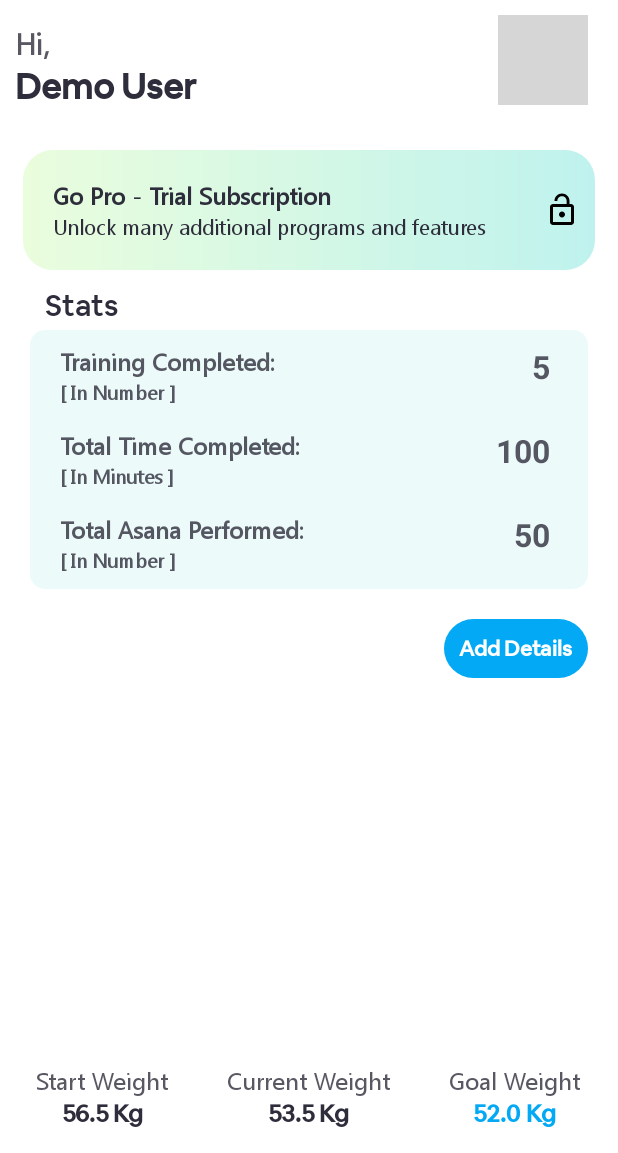
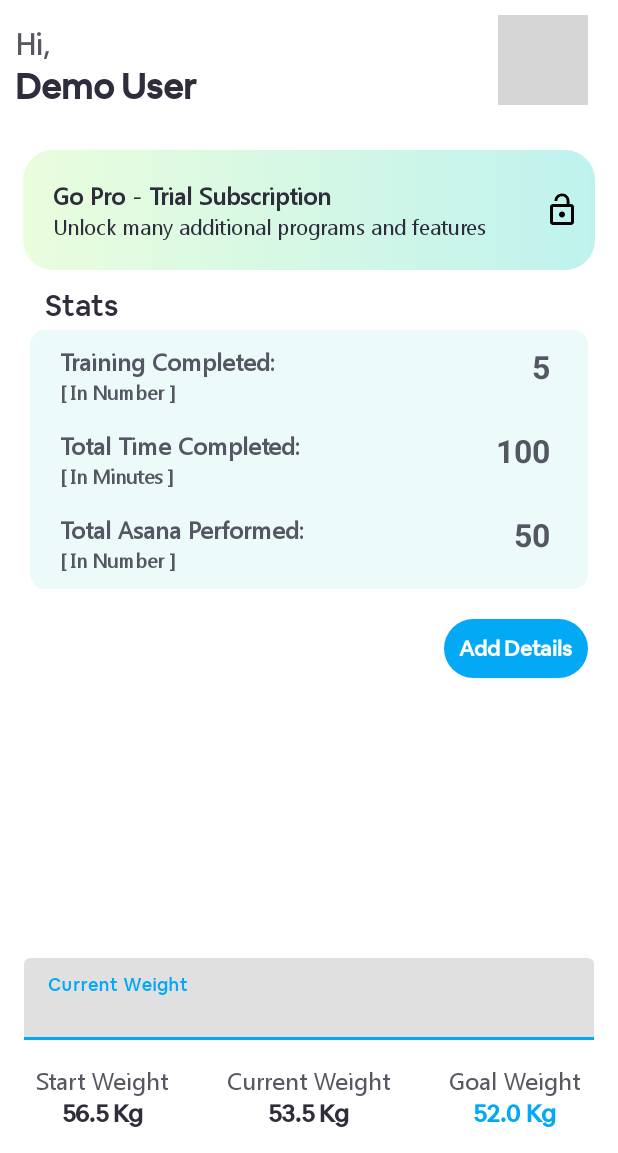
Before and after one commit to ShashankMangal/Virya, an Android app: the layout fragment_profile.xml on its own in the app's theme, with its tools: preview values and no code run, on a phone screen of 412 x 824 dp, the part 83-1236 px from its top. Run offline under Robolectric (Android 15) with nearby library versions, the phone set to English and light mode, and no system bars; grey boxes are pictures that could not be loaded.

Commit message:
Profile layout complete 2

```diff
--- a/app/src/main/res/layout/fragment_profile.xml
+++ b/app/src/main/res/layout/fragment_profile.xml
@@ -382,4 +382,34 @@
         android:background="@drawable/add_round_background"
         />
 
+    <com.google.android.material.textfield.TextInputLayout
+        android:id="@+id/change_current_weight"
+        android:layout_width="match_parent"
+        android:layout_height="wrap_content"
+        style="@style/ThemeOverlay.Material3.TextInputEditText.OutlinedBox"
+        app:layout_constraintStart_toStartOf="@id/weight_layout"
+        app:layout_constraintEnd_toEndOf="@id/weight_layout"
+        app:layout_constraintBottom_toTopOf="@id/weight_layout"
+        android:layout_margin="16dp"
+        app:boxStrokeColor="@color/themeDarkBlue"
+        app:hintTextColor="@color/themeDarkBlue"
+        android:textColorHint="@color/themeDarkBlue"
+        >
+
+        <com.google.android.material.textfield.TextInputEditText
+            android:id="@+id/current_weight_profile"
+            android:layout_width="match_parent"
+            android:layout_height="wrap_content"
+            android:hint="Current Weight"
+            android:inputType="numberDecimal"
+            android:maxLength="6"
+            android:singleLine="true"
+            android:textColorHint="@color/themeDarkBlue"
+            android:textColor="@color/black"
+            android:fontFamily="@font/airbnb_cereal_medium"
+            android:textCursorDrawable="@drawable/custom_cursor"
+            />
+
+    </com.google.android.material.textfield.TextInputLayout>
+
 </androidx.constraintlayout.widget.ConstraintLayout>
```
